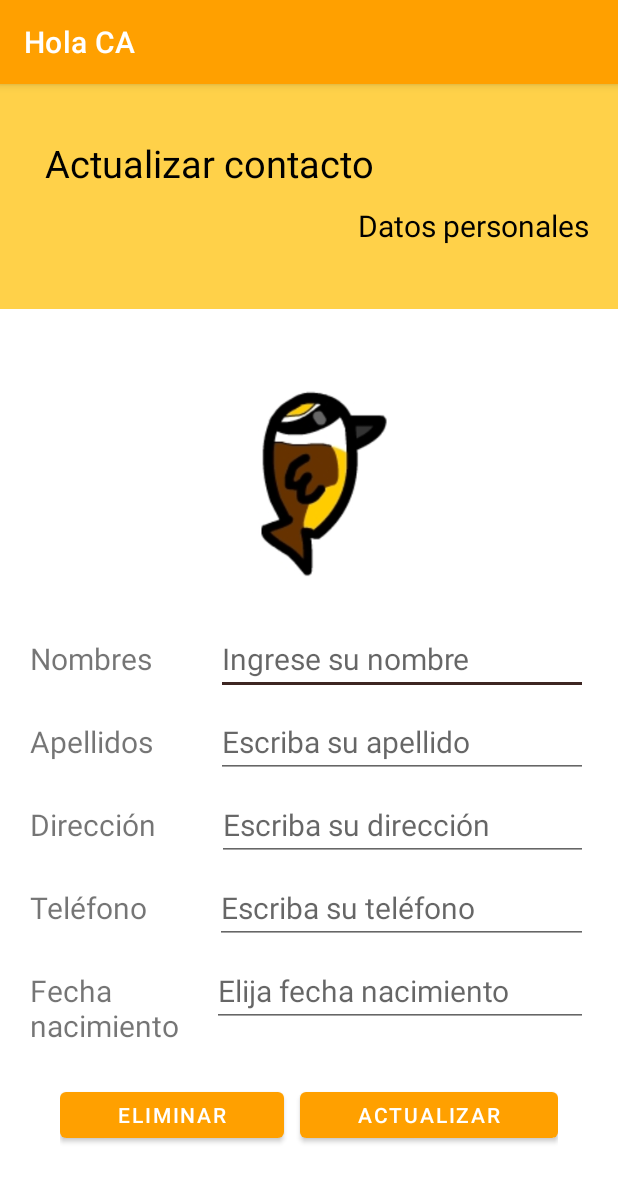
After one commit to Franalvarezfx/mi-app-android, an Android app: the ContactUpdateActivity screen opened directly, with no data from a screen before it, on a phone screen of 412 x 824 dp. The commit adds this screen. Shown: the top 1182 px of the screen. Run offline under Robolectric (Android 15) with nearby library versions, the phone set to English and light mode, and no system bars.

Commit message:
Crea métodos y layout para actualizar y eliminar

```diff
--- a/app/src/main/AndroidManifest.xml
+++ b/app/src/main/AndroidManifest.xml
@@ -9,6 +9,9 @@
         android:roundIcon="@mipmap/ic_launcher_round"
         android:supportsRtl="true"
         android:theme="@style/Theme.HolaCA">
+        <activity
+            android:name=".ContactUpdateActivity"
+            android:exported="false" />
         <activity
             android:name=".WelcomeActivity"
             android:exported="false" />
--- /dev/null
+++ b/app/src/main/java/com/misiontic/holaca/ContactUpdateActivity.java
@@ -0,0 +1,14 @@
+package com.misiontic.holaca;
+
+import androidx.appcompat.app.AppCompatActivity;
+
+import android.os.Bundle;
+
+public class ContactUpdateActivity extends AppCompatActivity {
+
+    @Override
+    protected void onCreate(Bundle savedInstanceState) {
+        super.onCreate(savedInstanceState);
+        setContentView(R.layout.activity_contact_update);
+    }
+}
--- a/app/src/main/java/com/misiontic/holaca/db/MySQLiteHelper.java
+++ b/app/src/main/java/com/misiontic/holaca/db/MySQLiteHelper.java
@@ -1,5 +1,6 @@
 package com.misiontic.holaca.db;
 
+import android.content.ContentValues;
 import android.content.Context;
 import android.database.Cursor;
 import android.database.sqlite.SQLiteDatabase;
@@ -51,4 +52,16 @@ public class MySQLiteHelper extends SQLiteOpenHelper {
         return cu;
     }
 
+    public int deleteData(String table, String whereClause, String[] params) {
+        SQLiteDatabase db = getWritableDatabase();
+        int nRows = db.delete(table, whereClause, params);
+        return nRows;
+    }
+
+    public int updateData(String table, ContentValues cv, String whereClause, String[] params) {
+        SQLiteDatabase db = getWritableDatabase();
+        int nRows = db.update(table, cv, whereClause, params);
+        return nRows;
+    }
+
 }
--- /dev/null
+++ b/app/src/main/res/layout/activity_contact_update.xml
@@ -0,0 +1,232 @@
+<?xml version="1.0" encoding="utf-8"?>
+<androidx.constraintlayout.widget.ConstraintLayout xmlns:android="http://schemas.android.com/apk/res/android"
+    xmlns:app="http://schemas.android.com/apk/res-auto"
+    xmlns:tools="http://schemas.android.com/tools"
+    android:layout_width="match_parent"
+    android:layout_height="match_parent"
+    tools:context=".ContactUpdateActivity">
+
+
+    <LinearLayout
+        android:id="@+id/linearLayout"
+        android:layout_width="match_parent"
+        android:layout_height="150dp"
+        android:background="@color/primaryLightColor"
+        android:orientation="vertical"
+        app:layout_constraintBottom_toBottomOf="parent"
+        app:layout_constraintEnd_toEndOf="parent"
+        app:layout_constraintHorizontal_bias="0.0"
+        app:layout_constraintStart_toStartOf="parent"
+        app:layout_constraintTop_toTopOf="parent"
+        app:layout_constraintVertical_bias="0.0">
+
+        <TextView
+            android:id="@+id/textView2"
+            android:layout_width="match_parent"
+            android:layout_height="wrap_content"
+            android:layout_marginStart="30dp"
+            android:layout_marginTop="35dp"
+            android:layout_marginEnd="20dp"
+            android:layout_marginBottom="5dp"
+            android:text="@string/update_contact"
+            android:textColor="@color/primaryTextColor"
+            android:textSize="25sp" />
+
+        <TextView
+            android:id="@+id/textView3"
+            android:layout_width="match_parent"
+            android:layout_height="wrap_content"
+            android:layout_marginStart="30dp"
+            android:layout_marginTop="5dp"
+            android:layout_marginEnd="20dp"
+            android:layout_marginBottom="30dp"
+            android:text="@string/person_data"
+            android:textAlignment="textEnd"
+            android:textColor="@color/primaryTextColor"
+            android:textSize="20sp" />
+    </LinearLayout>
+
+    <LinearLayout
+        android:layout_width="match_parent"
+        android:layout_height="579dp"
+        android:orientation="vertical"
+        android:paddingTop="20dp"
+        android:paddingStart="20dp"
+        android:paddingEnd="20dp"
+        android:paddingBottom="20dp"
+        app:layout_constraintBottom_toBottomOf="parent"
+        app:layout_constraintEnd_toEndOf="parent"
+        app:layout_constraintStart_toStartOf="parent"
+        app:layout_constraintTop_toBottomOf="@+id/linearLayout">
+
+        <LinearLayout
+            android:layout_width="match_parent"
+            android:layout_height="150dp"
+            android:gravity="center_vertical"
+            android:layout_marginBottom="20dp"
+            android:orientation="horizontal">
+
+            <ImageView
+                android:id="@+id/imageView2"
+                android:layout_width="wrap_content"
+                android:layout_height="wrap_content"
+                android:layout_weight="1"
+                android:src="@drawable/pitangus" />
+        </LinearLayout>
+
+        <LinearLayout
+            android:layout_width="match_parent"
+            android:layout_height="50dp"
+            android:layout_marginBottom="5dp"
+            android:orientation="horizontal">
+
+            <TextView
+                android:id="@+id/textView4"
+                android:layout_width="wrap_content"
+                android:layout_height="wrap_content"
+                android:layout_weight="3"
+                android:textSize="20sp"
+                android:text="@string/name" />
+
+            <EditText
+                android:id="@+id/etUpdatePersonName"
+                android:layout_width="wrap_content"
+                android:layout_height="wrap_content"
+                android:layout_weight="1"
+                android:ems="10"
+                android:textSize="20sp"
+                android:inputType="textPersonName"
+                android:hint="@string/name_hint"
+                android:text="" />
+        </LinearLayout>
+
+        <LinearLayout
+            android:layout_width="match_parent"
+            android:layout_height="50dp"
+            android:layout_marginBottom="5dp"
+            android:orientation="horizontal">
+
+            <TextView
+                android:id="@+id/textView5"
+                android:layout_width="wrap_content"
+                android:layout_height="wrap_content"
+                android:layout_weight="3"
+                android:textSize="20sp"
+                android:text="@string/lastname" />
+
+            <EditText
+                android:id="@+id/etUpdateLastname"
+                android:layout_width="wrap_content"
+                android:layout_height="wrap_content"
+                android:layout_weight="1"
+                android:ems="10"
+                android:textSize="20sp"
+                android:inputType="textPersonName"
+                android:hint="@string/hint_lastname"
+                android:text="" />
+        </LinearLayout>
+
+        <LinearLayout
+            android:layout_width="match_parent"
+            android:layout_height="50dp"
+            android:layout_marginBottom="5dp"
+            android:orientation="horizontal">
+
+            <TextView
+                android:id="@+id/textView6"
+                android:layout_width="wrap_content"
+                android:layout_height="wrap_content"
+                android:layout_weight="3"
+                android:textSize="20sp"
+                android:text="@string/address" />
+
+            <EditText
+                android:id="@+id/etUpdateAddress"
+                android:layout_width="wrap_content"
+                android:layout_height="wrap_content"
+                android:layout_weight="1"
+                android:ems="10"
+                android:textSize="20sp"
+                android:inputType="textPersonName"
+                android:hint="@string/hint_address"
+                android:text="" />
+        </LinearLayout>
+
+        <LinearLayout
+            android:layout_width="match_parent"
+            android:layout_height="50dp"
+            android:layout_marginBottom="5dp"
+            android:orientation="horizontal">
+
+            <TextView
+                android:id="@+id/textView7"
+                android:layout_width="wrap_content"
+                android:layout_height="wrap_content"
+                android:layout_weight="3"
+                android:textSize="20sp"
+                android:text="@string/phone" />
+
+            <EditText
+                android:id="@+id/etUpdateTelephone"
+                android:layout_width="wrap_content"
+                android:layout_height="wrap_content"
+                android:layout_weight="1"
+                android:ems="10"
+                android:textSize="20sp"
+                android:inputType="phone"
+                android:hint="@string/hint_phone"
+                android:text="" />
+        </LinearLayout>
+
+        <LinearLayout
+            android:layout_width="match_parent"
+            android:layout_height="60dp"
+            android:layout_marginBottom="5dp"
+            android:orientation="horizontal">
+
+            <TextView
+                android:id="@+id/textView8"
+                android:layout_width="70dp"
+                android:layout_height="wrap_content"
+                android:layout_weight="3"
+                android:textSize="20sp"
+                android:text="@string/birthday" />
+
+            <EditText
+                android:id="@+id/etUpdateBirthday"
+                android:layout_width="wrap_content"
+                android:layout_height="wrap_content"
+                android:layout_weight="1"
+                android:ems="10"
+                android:textSize="20sp"
+                android:inputType="date"
+                android:hint="@string/hint_birthday"
+                android:text="" />
+        </LinearLayout>
+
+        <LinearLayout
+            android:layout_width="match_parent"
+            android:layout_height="match_parent"
+            android:padding="20dp">
+
+            <Button
+                android:id="@+id/btnDelete"
+                android:layout_width="wrap_content"
+                android:layout_height="wrap_content"
+                android:layout_weight="1"
+                android:layout_marginEnd="5dp"
+                android:text="@string/delete" />
+
+            <Button
+                android:id="@+id/btnUpdate"
+                android:layout_marginStart="5dp"
+                android:layout_width="wrap_content"
+                android:layout_height="wrap_content"
+                android:layout_weight="1"
+                android:text="@string/update" />
+        </LinearLayout>
+
+    </LinearLayout>
+
+
+</androidx.constraintlayout.widget.ConstraintLayout>
--- a/app/src/main/res/values/strings.xml
+++ b/app/src/main/res/values/strings.xml
@@ -38,4 +38,7 @@
     <string name="pizza_description">Pizza de carnes especialmente preparada por el restaurante a partir de los ingredientes seleccionados.</string>
     <string name="welcome">BIENVENIDO</string>
     <string name="exit">Salir</string>
+    <string name="update">Actualizar</string>
+    <string name="delete">Eliminar</string>
+    <string name="update_contact">Actualizar contacto</string>
 </resources>
```
